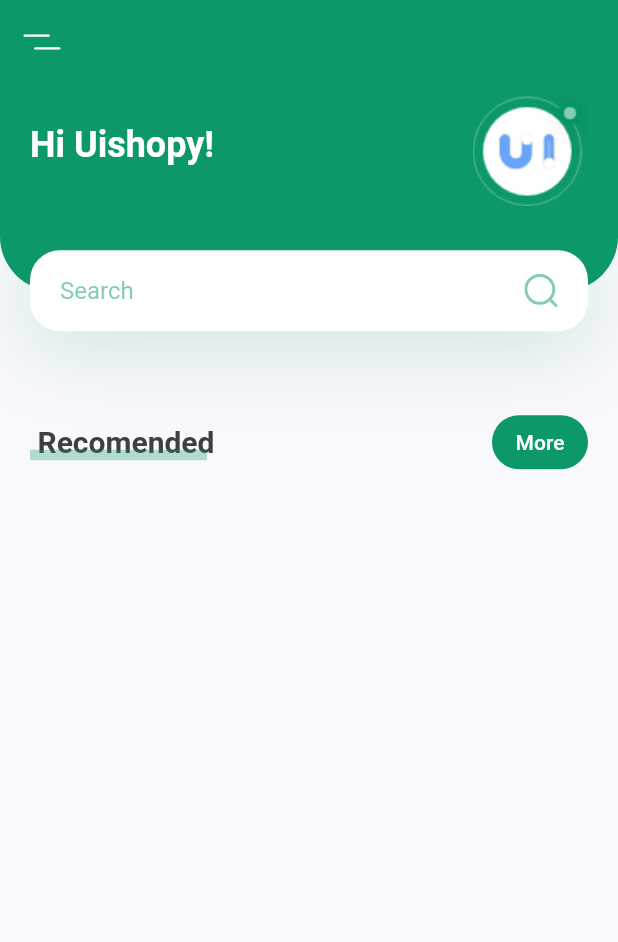
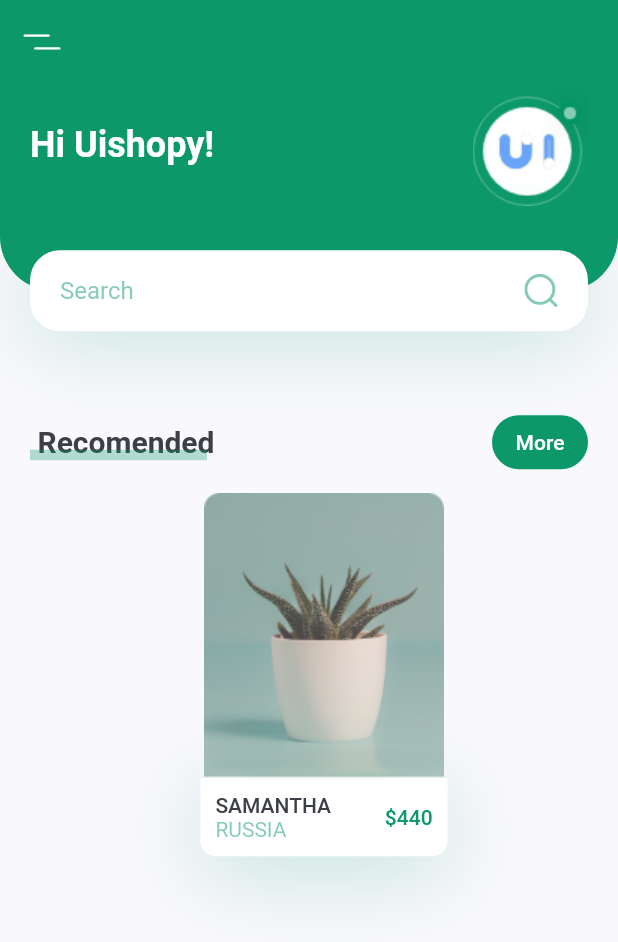
Before and after one commit to ten66/plant_app, a Flutter app: the screen it shows after launch, on a phone screen of 412 x 824 dp. Shown: the top 942 px of the screen. Run offline on Flutter 3.47's test engine with Material 2 defaults, Android fonts, the phone set to English and light mode, and no system bars; our stand-ins replace flutter_svg.

```diff
--- a/lib/screens/home/components/body.dart
+++ b/lib/screens/home/components/body.dart
@@ -1,4 +1,5 @@
 import 'package:flutter/material.dart';
+import 'package:plant_app/constants.dart';
 // import 'package:plant_app/constants.dart';
 import 'package:plant_app/screens/home/components/title_with_more_btn.dart';
 // import 'package:flutter_svg/svg.dart';
@@ -21,8 +22,98 @@ class Body extends StatelessWidget {
         children: [
           HeaderWithSearchBox(size: size),
           TitleWithMoreBtn(title: 'Recomended', press: () {}),
+          // it will cover 40% of our total width
+          // 全幅の40％をカバーする
+          RecomendPlantCard(
+            image: 'assets/images/image_1.png',
+            title: 'Samantha',
+            country: 'Russia',
+            price: 440,
+            press: () {},
+          ),
         ],
       ),
     );
   }
 }
+
+class RecomendPlantCard extends StatelessWidget {
+  const RecomendPlantCard({
+    super.key,
+    required this.image,
+    required this.title,
+    required this.country,
+    required this.price,
+    required this.press,
+  });
+
+  final String image, title, country;
+  final int price;
+  final void Function()? press;
+
+  @override
+  Widget build(BuildContext context) {
+    Size size = MediaQuery.of(context).size;
+    return Container(
+      margin: const EdgeInsets.only(
+        left: kDefaultPadding,
+        top: kDefaultPadding / 2,
+        bottom: kDefaultPadding * 2.5,
+      ),
+      width: size.width * 0.4,
+      child: Column(
+        children: [
+          Image.asset(image),
+          GestureDetector(
+            onTap: press,
+            child: Container(
+              padding: const EdgeInsets.all(kDefaultPadding / 2),
+              decoration: BoxDecoration(
+                color: Colors.white,
+                borderRadius: const BorderRadius.only(
+                  bottomLeft: Radius.circular(10),
+                  bottomRight: Radius.circular(10),
+                ),
+                boxShadow: [
+                  BoxShadow(
+                    offset: const Offset(0, 10),
+                    blurRadius: 50,
+                    color: kPrimaryColor.withOpacity(0.23),
+                  ),
+                ],
+              ),
+              child: Row(
+                children: [
+                  RichText(
+                    text: TextSpan(
+                      children: [
+                        TextSpan(
+                          text: '$title\n'.toUpperCase(),
+                          style: Theme.of(context).textTheme.labelLarge,
+                        ),
+                        TextSpan(
+                          text: country.toUpperCase(),
+                          style: TextStyle(
+                            color: kPrimaryColor.withOpacity(0.5),
+                          ),
+                        ),
+                      ],
+                    ),
+                  ),
+                  const Spacer(),
+                  Text(
+                    '\$$price',
+                    style: Theme.of(context)
+                        .textTheme
+                        .labelLarge
+                        ?.copyWith(color: kPrimaryColor),
+                  ),
+                ],
+              ),
+            ),
+          )
+        ],
+      ),
+    );
+  }
+}
```
